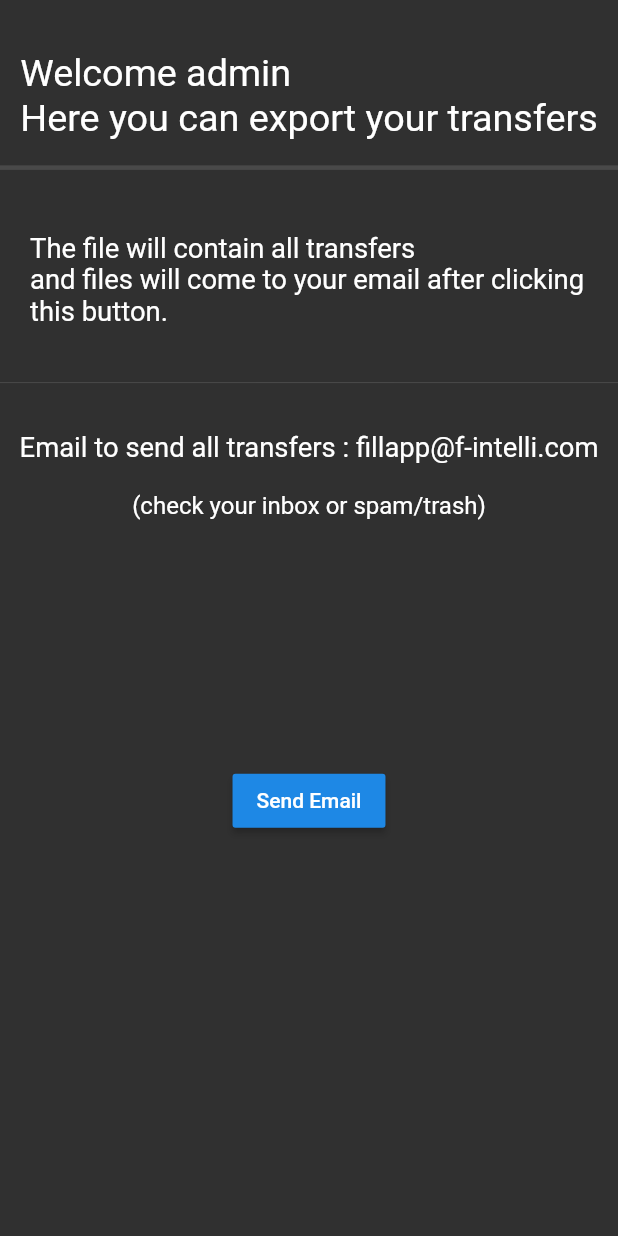
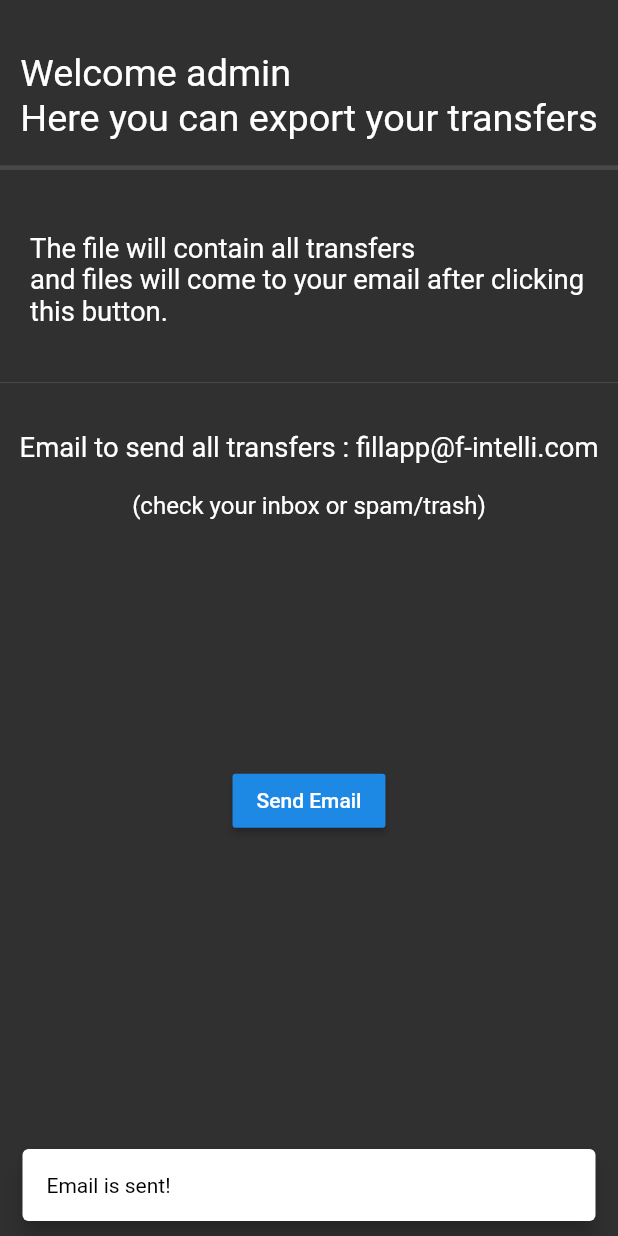
Before and after one commit to Danis96/FillAdmin, a Flutter app: the ExportView screen opened directly, after a tap on "Send Email", on a phone screen of 412 x 824 dp. Run offline on Flutter 3.47's test engine with Material 2 defaults, Android fonts, the phone set to English and light mode, and no system bars; our stand-ins replace cloud_firestore, flutter_screenutil, splashscreen; missing offline and left inert: mailer; accounts and stored records are empty.

Commit message:
snackbarWhenEmailIsSent

```diff
--- a/lib/export/sendEmail.dart
+++ b/lib/export/sendEmail.dart
@@ -1,4 +1,6 @@
+import 'dart:async';
 import 'dart:io';
+import 'package:filladmin/components/mySnackbar.dart';
 import 'package:filladmin/components/text.dart';
 import 'package:flutter/material.dart';
 import 'package:intl/intl.dart';
@@ -23,7 +25,8 @@ class _SendEmailState extends State<SendEmail> {
     DateTime currentDateTime = DateTime.now();
     String subjectDate = DateFormat.yMMMd().format(currentDateTime);
     String time = DateFormat.Hm().format(currentDateTime);
-    String emailSubject = CustomText().subject + ' - ' + subjectDate + ' at ' + time;
+    String emailSubject =
+        CustomText().subject + ' - ' + subjectDate + ' at ' + time;
     // Creating the Gmail server
 
     // Create our email message.
@@ -31,11 +34,12 @@ class _SendEmailState extends State<SendEmail> {
       ..from = Address(email)
       ..recipients.add(recipent) //recipent email
       ..attachments.add(FileAttachment(widget.file))
-      ..subject = emailSubject//subject of the email
+      ..subject = emailSubject //subject of the email
       ..text = CustomText().textMsg; //body of the email
 
     try {
       final sendReport = await send(message, smtpServer);
+      emailSent();
       print('Message sent. ' +
           sendReport.toString()); //print if the email is sent
     } on MailerException catch (e) {
@@ -54,4 +58,8 @@ class _SendEmailState extends State<SendEmail> {
           sendEmail('fillapp@f-intelli.com', context);
         });
   }
+
+  emailSent() {
+    MySnackbar().showSnackbar('Email is sent!', context, '');
+  }
 }
```
Also changed, not shown: lib/doneTransfers/doneTransfers.dart (+6 -4 lines), lib/export/exportView.dart (line endings or trailing spaces).
